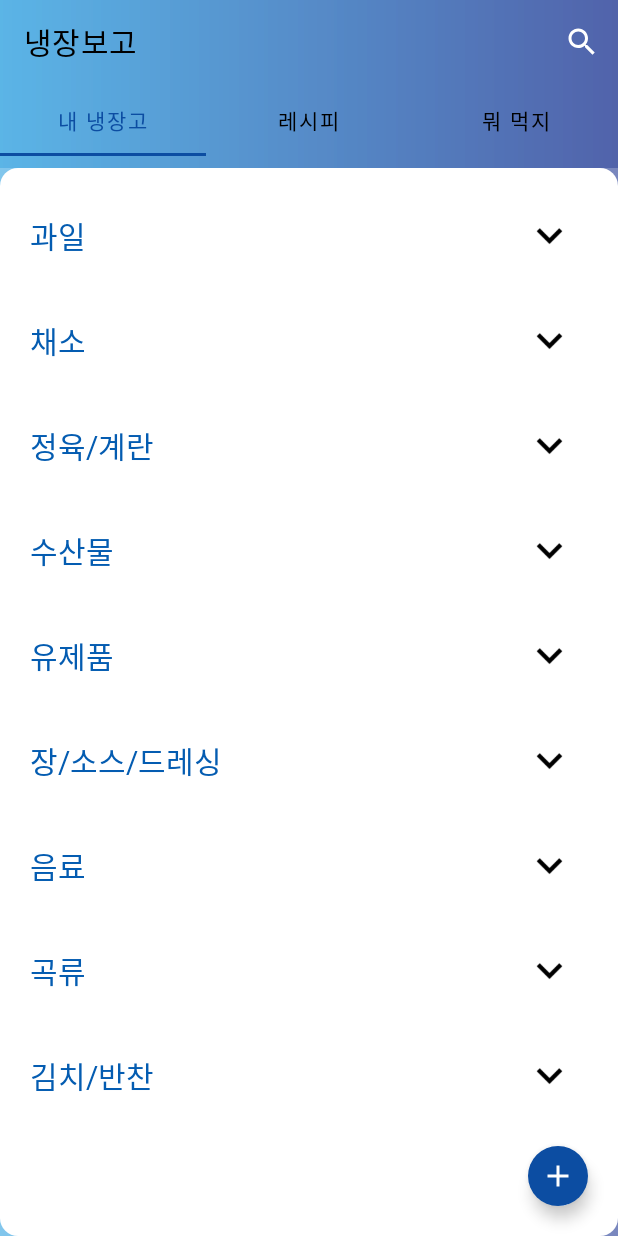
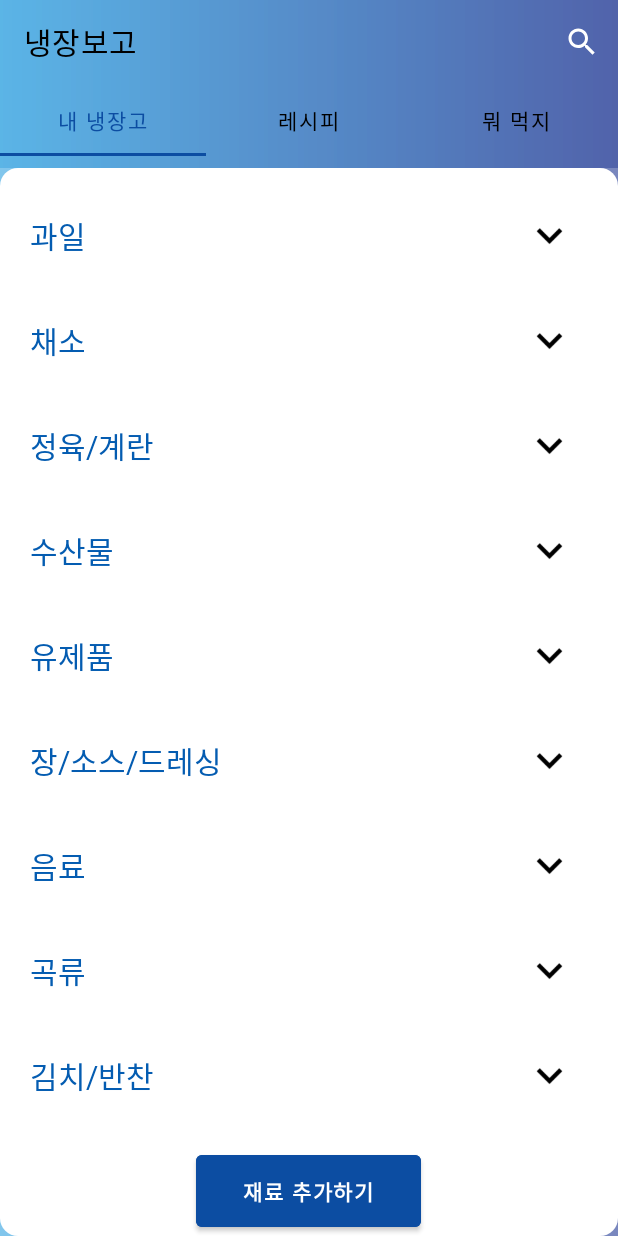
Before and after one commit to elmellamo/My_R_project, an Android app: the screen it shows after launch (MainActivity), on a phone screen of 412 x 824 dp. Run offline under Robolectric (Android 15) with nearby library versions, the phone set to English and light mode, and no system bars.

Commit message:
첫번째 플로팅 아니라 버튼으로 바꿈

```diff
--- a/app/src/main/java/com/example/myrproject/Tab_MyR.java
+++ b/app/src/main/java/com/example/myrproject/Tab_MyR.java
@@ -13,6 +13,7 @@ import androidx.recyclerview.widget.LinearLayoutManager;
 import androidx.recyclerview.widget.RecyclerView;
 
 import android.os.Bundle;
+import android.widget.Button;
 import android.widget.ImageView;
 import android.content.Intent;
 import com.google.android.material.floatingactionbutton.FloatingActionButton;
@@ -35,7 +36,7 @@ public class Tab_MyR extends Fragment {
     RecyclerView.LayoutManager mLayoutManager;
     ArrayList<ExpandableListAdapter.Item> mRItems;
     DBHelper mDBHelper;
-    FloatingActionButton fab;
+    Button fab;
     ExpandableListAdapter mAdapter;
 
     public void loadRecentDB() {
@@ -59,7 +60,7 @@ public class Tab_MyR extends Fragment {
         mDBHelper = new DBHelper(getActivity());
         loadRecentDB();
 
-        fab = (FloatingActionButton) rootview.findViewById(R.id.fab);
+        fab = (Button) rootview.findViewById(R.id.gobtn);
         fab.setOnClickListener(new View.OnClickListener() {
             @Override
             public void onClick(View view) {
--- a/app/src/main/res/layout/add_recipe.xml
+++ b/app/src/main/res/layout/add_recipe.xml
@@ -30,7 +30,7 @@
         <EditText
             android:id="@+id/tv_cookname"
             android:layout_width="match_parent"
-            android:layout_height = "wrap_content" />
+            android:layout_height="wrap_content" />
     </LinearLayout>
 
     <RelativeLayout
--- a/app/src/main/res/layout/fragment_tab__my_r.xml
+++ b/app/src/main/res/layout/fragment_tab__my_r.xml
@@ -6,47 +6,55 @@
     xmlns:app="http://schemas.android.com/apk/res-auto"
     tools:context=".Tab_MyR">
 
-    <androidx.core.widget.NestedScrollView
+    <RelativeLayout
         android:layout_width="match_parent"
         android:layout_height="match_parent"
-        android:fillViewport="true">
+        android:orientation="vertical">
+
+        <androidx.recyclerview.widget.RecyclerView
+            android:id="@+id/recyclerview"
+            android:layout_width="match_parent"
+            android:layout_height="wrap_content"
+            android:layout_above="@+id/gobtnlayout"
+            android:layout_alignParentTop="true"
+            android:layout_marginTop="10dp"></androidx.recyclerview.widget.RecyclerView>
 
         <LinearLayout
+            android:id="@+id/gobtnlayout"
+            android:layout_alignParentBottom="true"
             android:layout_width="match_parent"
             android:layout_height="wrap_content"
-            android:orientation="vertical"
-            android:descendantFocusability="blocksDescendants">
+            android:gravity="center"
+            android:orientation="horizontal">
+            <Button
+                android:id="@+id/gobtn"
+                android:layout_width="150dp"
+                android:layout_height="60dp"
+                android:layout_gravity="center"
+                android:backgroundTint="@color/mainblue"
+                android:text="재료 추가하기"
+                android:textStyle="bold"></Button>
 
-            <androidx.recyclerview.widget.RecyclerView
-                android:id="@+id/recyclerview"
-                android:layout_width="match_parent"
-                android:layout_height="match_parent"
-                android:layout_marginTop="10dp"
-                android:nestedScrollingEnabled="false"
-                android:overScrollMode="never"
-
-                >
-
-            </androidx.recyclerview.widget.RecyclerView>
+        </LinearLayout>
+    </RelativeLayout>
 
 
-        </LinearLayout>
-    </androidx.core.widget.NestedScrollView>
 
 
-    <com.google.android.material.floatingactionbutton.FloatingActionButton
-        android:id="@+id/fab"
-        android:layout_width="match_parent"
-        android:layout_height="wrap_content"
-        android:layout_gravity="bottom|end"
-        android:layout_margin="16dp"
-        android:backgroundTint="@color/mainblue"
-        android:src="@drawable/fab"
-        app:borderWidth="0dp"
-        app:fabSize="mini"
-        app:layout_constraintBottom_toBottomOf="parent"
-        app:layout_constraintEnd_toEndOf="parent"
-        app:tint="@null"
-        tools:ignore="ContentDescription" />
+
+    <!--    <com.google.android.material.floatingactionbutton.FloatingActionButton-->
+<!--        android:id="@+id/fab"-->
+<!--        android:layout_width="match_parent"-->
+<!--        android:layout_height="wrap_content"-->
+<!--        android:layout_gravity="bottom|end"-->
+<!--        android:layout_margin="16dp"-->
+<!--        android:backgroundTint="@color/mainblue"-->
+<!--        android:src="@drawable/fab"-->
+<!--        app:borderWidth="0dp"-->
+<!--        app:fabSize="mini"-->
+<!--        app:layout_constraintBottom_toBottomOf="parent"-->
+<!--        app:layout_constraintEnd_toEndOf="parent"-->
+<!--        app:tint="@null"-->
+<!--        tools:ignore="ContentDescription" />-->
 
 </FrameLayout>
```
